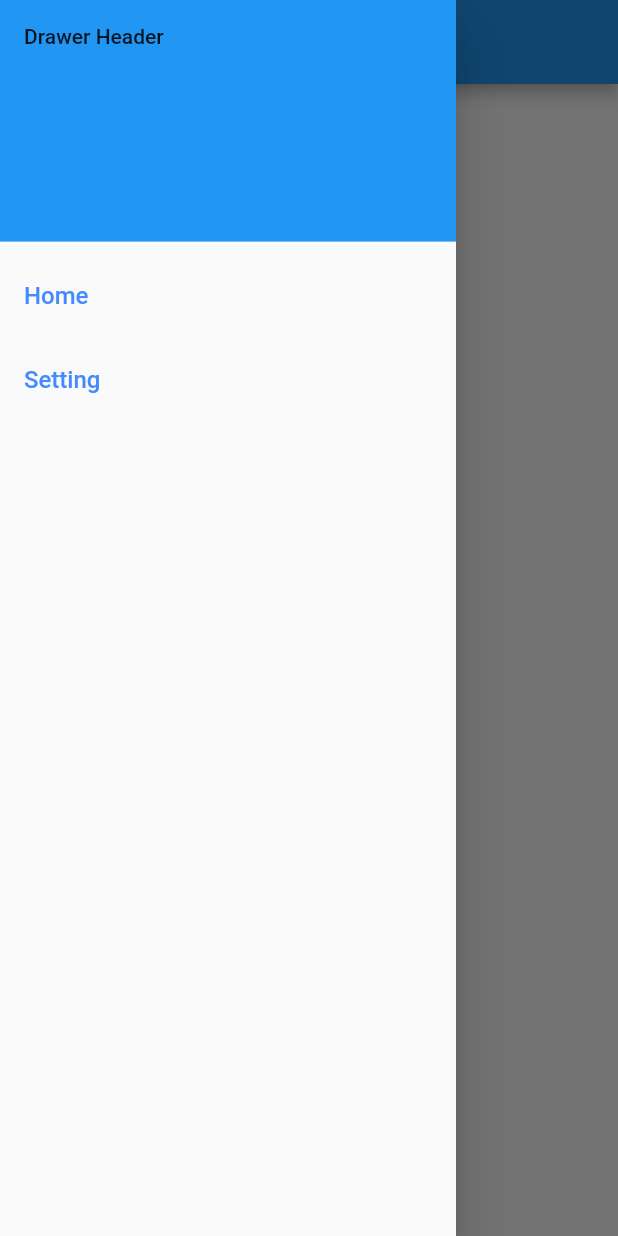
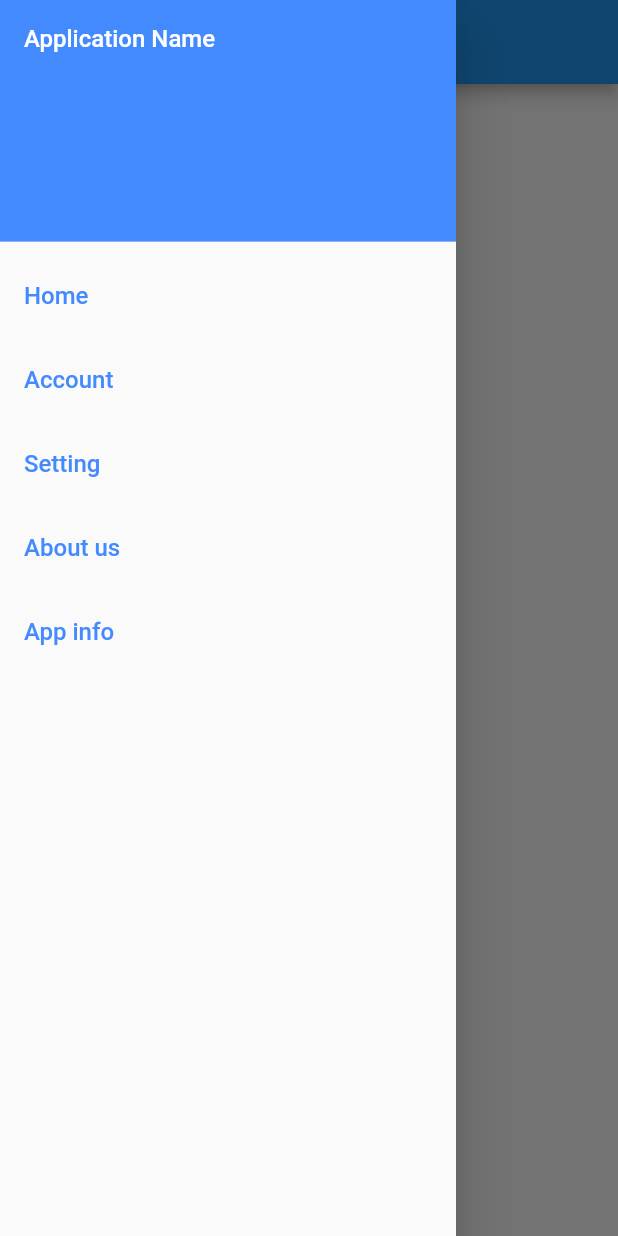
Before and after one commit to javedmughal-058/Flutter_Practice_2021, a Flutter app: the screen it shows after launch, with the side drawer open, on a phone screen of 412 x 824 dp. Run offline on Flutter 3.47's test engine with Material 2 defaults, Android fonts, the phone set to English and light mode, and no system bars; our stand-ins replace audioplayers, rflutter_alert.

Commit message:
Add Items in Drawer

```diff
--- a/navigation_drawer_in_flutter/lib/main.dart
+++ b/navigation_drawer_in_flutter/lib/main.dart
@@ -38,10 +38,13 @@
           children: [
             const DrawerHeader(
               decoration: BoxDecoration(
-                color: Colors.blue,
+                color: Colors.blueAccent,
               ),
-              child: Text('Drawer Header'),
-
+              child: Text('Application Name',
+                style: TextStyle(
+                  color: Colors.white,
+                  fontSize: 16,
+                ),),
             ),
 
             ListTile(
@@ -51,6 +54,19 @@
                 fontSize: 16.0,
               ),
               ),
+              onTap: () {
+                // Update the state of the app
+                // ...
+                // Then close the drawer
+                Navigator.pop(context);
+              },
+            ),
+            ListTile(
+              title: const Text('Account',
+                style: TextStyle(
+                  color: Colors.blueAccent,
+                  fontSize: 16.0,
+                ),),
               onTap: () {
                 // Update the state of the app
                 // ...
@@ -71,6 +87,33 @@
                 Navigator.pop(context);
               },
             ),
+            ListTile(
+              title: const Text('About us',
+                style: TextStyle(
+                  color: Colors.blueAccent,
+                  fontSize: 16.0,
+                ),),
+              onTap: () {
+                // Update the state of the app
+                // ...
+                // Then close the drawer
+                Navigator.pop(context);
+              },
+            ),
+            ListTile(
+              title: const Text('App info',
+                style: TextStyle(
+                  color: Colors.blueAccent,
+                  fontSize: 16.0,
+                ),),
+              onTap: () {
+                // Update the state of the app
+                // ...
+                // Then close the drawer
+                Navigator.pop(context);
+              },
+            ),
+
           ],
         ),
       ),
```
